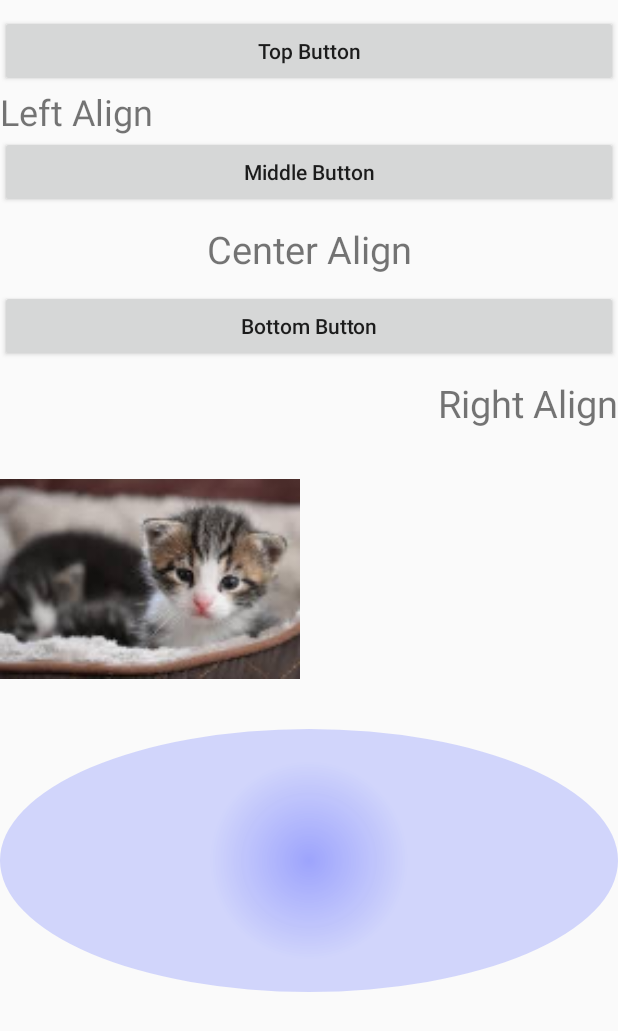
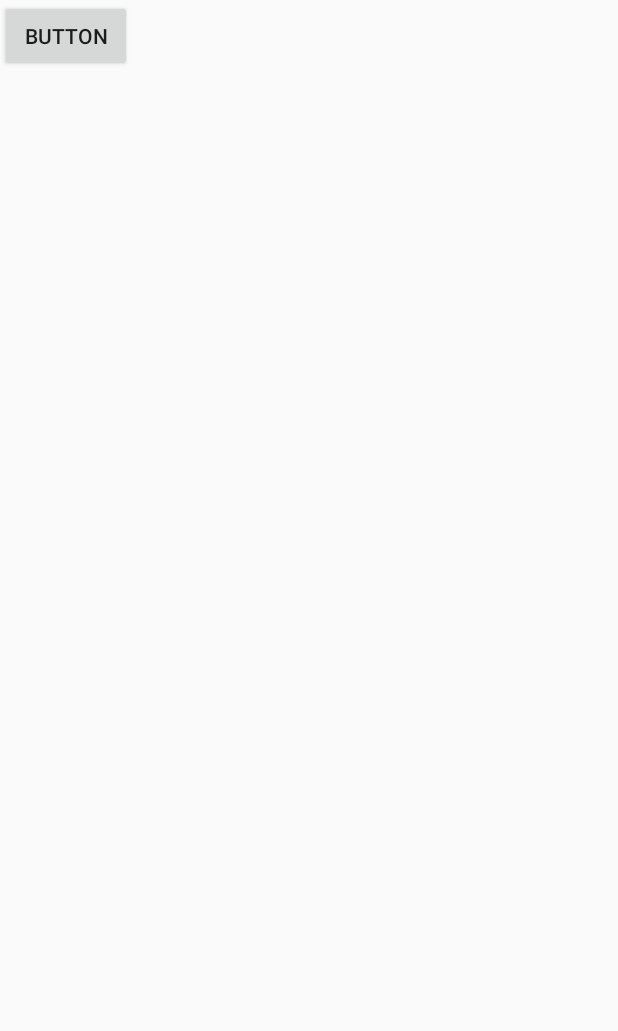
Before and after one commit to zasxcc/AndroidGamePrograming, an Android app: the layout activity_main.xml on its own in the app's theme, with its tools: preview values and no code run, on a phone screen of 412 x 824 dp. Shown: the top 1031 px of the screen. Run offline under Robolectric (Android 15) with nearby library versions, the phone set to English and light mode, and no system bars.

Commit message:
가로모드 풀스크린

```diff
--- a/AndroidGame/AndroidGame01/app/src/main/AndroidManifest.xml
+++ b/AndroidGame/AndroidGame01/app/src/main/AndroidManifest.xml
@@ -9,10 +9,12 @@
         android:roundIcon="@mipmap/ic_launcher_round"
         android:supportsRtl="true"
         android:theme="@style/AppTheme">
-        <activity android:name=".MainActivity">
+        <activity android:name=".MainActivity"
+            android:configChanges="screenSize|orientation"
+            android:screenOrientation="fullSensor">
+
             <intent-filter>
                 <action android:name="android.intent.action.MAIN" />
-
                 <category android:name="android.intent.category.LAUNCHER" />
             </intent-filter>
         </activity>
--- a/AndroidGame/AndroidGame01/app/src/main/res/layout/activity_main.xml
+++ b/AndroidGame/AndroidGame01/app/src/main/res/layout/activity_main.xml
@@ -1,83 +1,16 @@
 <?xml version="1.0" encoding="utf-8"?>
-<LinearLayout xmlns:android="http://schemas.android.com/apk/res/android"
+<RelativeLayout xmlns:android="http://schemas.android.com/apk/res/android"
     xmlns:app="http://schemas.android.com/apk/res-auto"
     xmlns:tools="http://schemas.android.com/tools"
     android:layout_width="match_parent"
     android:layout_height="match_parent"
-    android:layout_marginTop="10dp"
-    android:layout_marginBottom="10dp"
     android:orientation="vertical"
     tools:context=".MainActivity">
 
+
     <Button
-        android:id="@+id/button2"
-        android:textAllCaps="false"
-        android:layout_width="match_parent"
-        android:layout_height="wrap_content"
-        android:text="Top Button"
-        android:onClick="onBtnFirst"
-        />
-
-    <TextView
-        android:id="@+id/textViewMessage"
+        android:id="@+id/button"
         android:layout_width="wrap_content"
         android:layout_height="wrap_content"
-        android:text="Left Align"
-        android:textSize="24sp"
-        app:layout_constraintBottom_toBottomOf="parent"
-        app:layout_constraintLeft_toLeftOf="parent"
-        app:layout_constraintRight_toRightOf="parent"
-        app:layout_constraintTop_toTopOf="parent" />
-
-    <Button
-        android:id="@+id/button3"
-        android:textAllCaps="false"
-        android:layout_width="match_parent"
-        android:layout_height="wrap_content"
-        android:text="Middle Button"
-        android:onClick="onBtnSecond"
-        />
-
-    <TextView
-        android:id="@+id/textView3"
-        android:layout_width="match_parent"
-        android:layout_height="wrap_content"
-        android:layout_marginTop="10dp"
-        android:layout_marginBottom="10dp"
-        android:gravity="center"
-        android:text="Center Align"
-        android:textSize="25sp" />
-
-    <Button
-        android:id="@+id/button4"
-        android:textAllCaps="false"
-        android:layout_width="match_parent"
-        android:layout_height="wrap_content"
-        android:text="Bottom Button"
-        android:onClick="onBtnThird"
-        />
-
-    <TextView
-        android:id="@+id/textView4"
-        android:layout_width="match_parent"
-        android:layout_height="wrap_content"
-        android:layout_marginTop="10dp"
-        android:gravity="right"
-        android:text="Right Align"
-        android:textSize="25sp" />
-
-    <ImageView
-        android:id="@+id/catImageView"
-        android:layout_width="200dp"
-        android:layout_height="200dp"
-        android:src="@mipmap/cat"
-        />
-
-    <ImageView
-        android:layout_width="match_parent"
-        android:layout_height="175dp"
-        android:src="@drawable/oval"
-        />
-
-
-</LinearLayout>
+        android:text="Button" />
+</RelativeLayout>
--- a/AndroidGame/AndroidGame01/app/src/main/res/values/styles.xml
+++ b/AndroidGame/AndroidGame01/app/src/main/res/values/styles.xml
@@ -6,6 +6,9 @@
         <item name="colorPrimary">@color/colorPrimary</item>
         <item name="colorPrimaryDark">@color/colorPrimaryDark</item>
         <item name="colorAccent">@color/colorAccent</item>
+        <!-- No Title Bar-->
+        <item name="windowActionBar">false</item>
+        <item name="windowNoTitle">true</item>
     </style>
 
 </resources>
```
Also changed, not shown: AndroidGame/AndroidGame01/app/src/main/java/com/example/androidgame01/MainActivity.java (+11 -59 lines).
